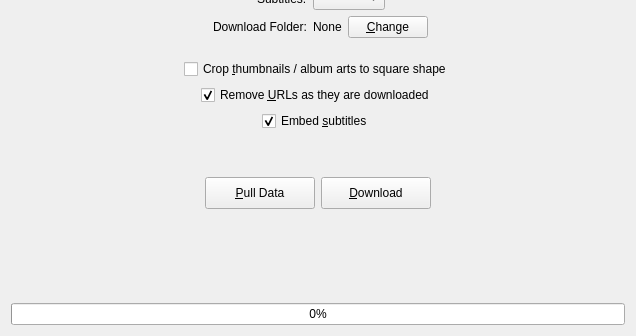
Qt form designer/tab.ui (markop404/media-downloader) before a commit; both pictures show x 0 to 636 and y 346 to 682 of the 636 by 682 pixel window.
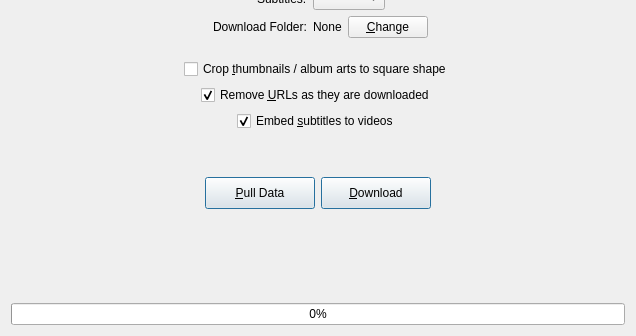
The same form after that commit. Icons and pictures are not drawn.

Patch:
```diff
--- a/designer/tab.ui
+++ b/designer/tab.ui
@@ -196,7 +196,7 @@
       <string>Embeds subtitles into downloaded videos.</string>
      </property>
      <property name="text">
-      <string>Embed &amp;subtitles</string>
+      <string>Embed &amp;subtitles to videos</string>
      </property>
      <property name="checked">
       <bool>true</bool>
@@ -251,6 +251,9 @@
        <property name="icon">
         <iconset theme="QIcon::ThemeIcon::ViewRefresh"/>
        </property>
+       <property name="default">
+        <bool>true</bool>
+       </property>
       </widget>
      </item>
      <item alignment="Qt::AlignmentFlag::AlignHCenter">
@@ -270,6 +273,9 @@
        <property name="icon">
         <iconset theme="QIcon::ThemeIcon::GoDown"/>
        </property>
+       <property name="default">
+        <bool>true</bool>
+       </property>
       </widget>
      </item>
      <item>
```
Left out of the diff: 6 changed lines with no effect on the pictures.
